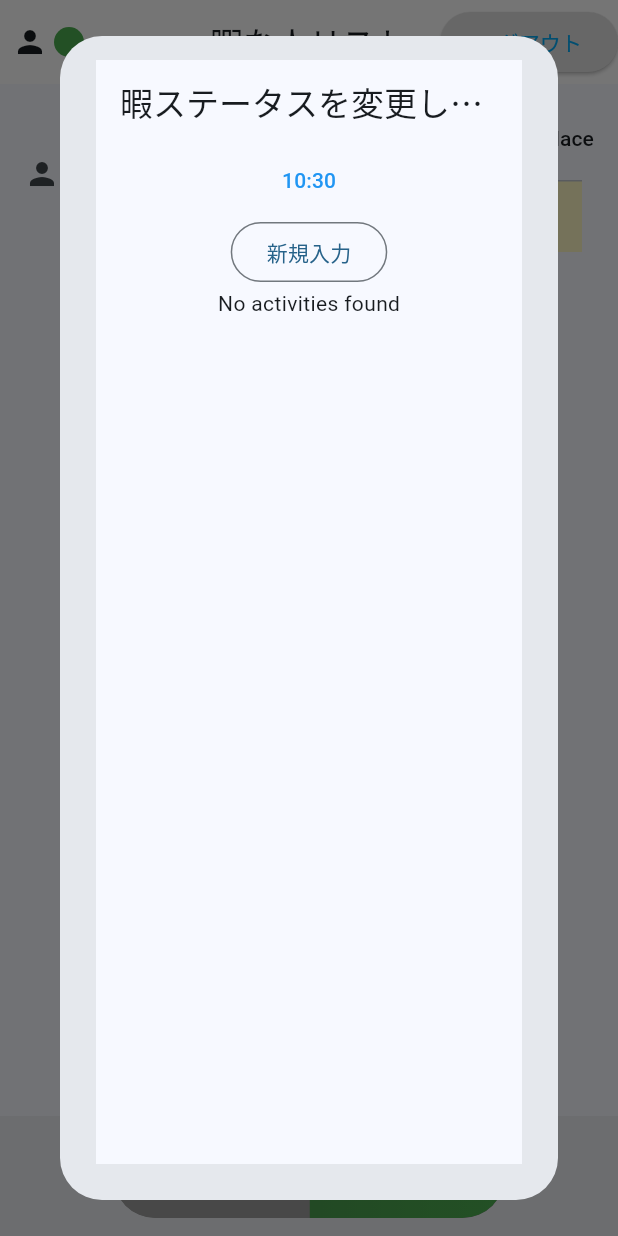
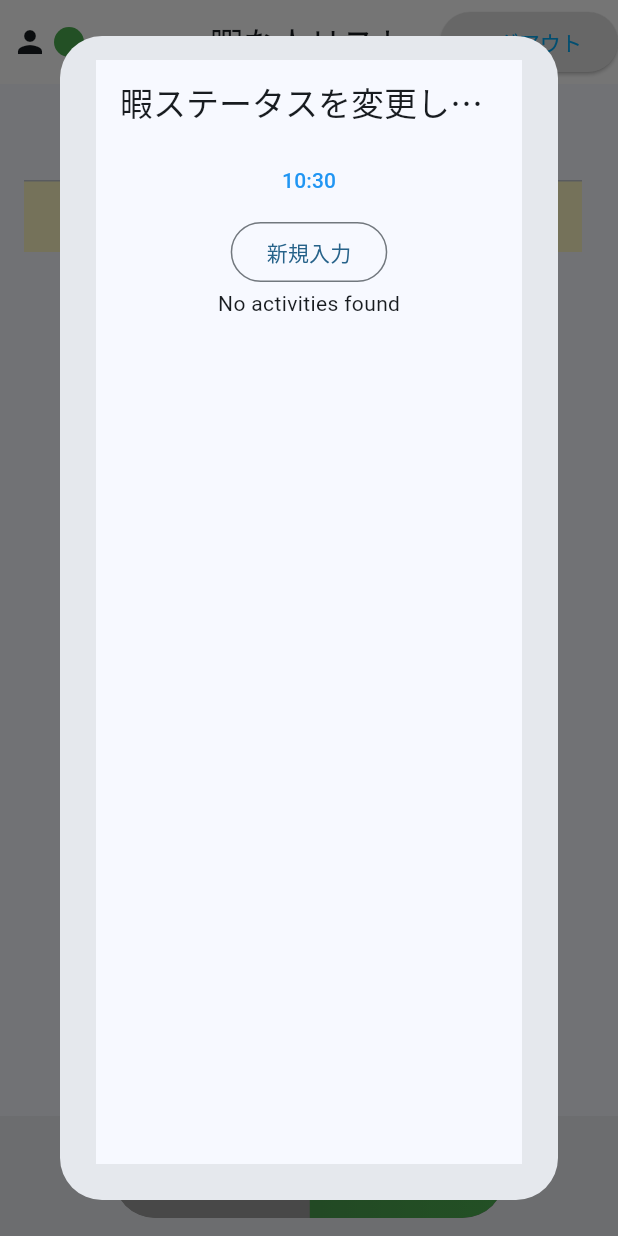
Before and after one commit to horiyu/hi-match, a Flutter app: the NextPage screen opened by its route, after a tap on an icon or button, on a phone screen of 412 x 824 dp. Run offline on Flutter 3.47's test engine with Material 3 defaults, Android fonts, the phone set to English and light mode, and no system bars; drawn by our look-alikes of toggle_switch; our stand-ins replace cloud_firestore, firebase_analytics, firebase_auth, firebase_core, flutter_datetime_picker_plus, hooks_riverpod; accounts and stored records are empty.

Commit message:
不要なユーザーアイコンをリストから削除

```diff
--- a/lib/list.dart
+++ b/lib/list.dart
@@ -291,7 +291,6 @@ class _NextPageState extends State<NextPage> {
               physics: const AlwaysScrollableScrollPhysics(),
               children: [
                 ListTile(
-                  leading: const Icon(Icons.person),
                   title: DataTable(
                     showCheckboxColumn: false,
                     columns: const <DataColumn>[
```
